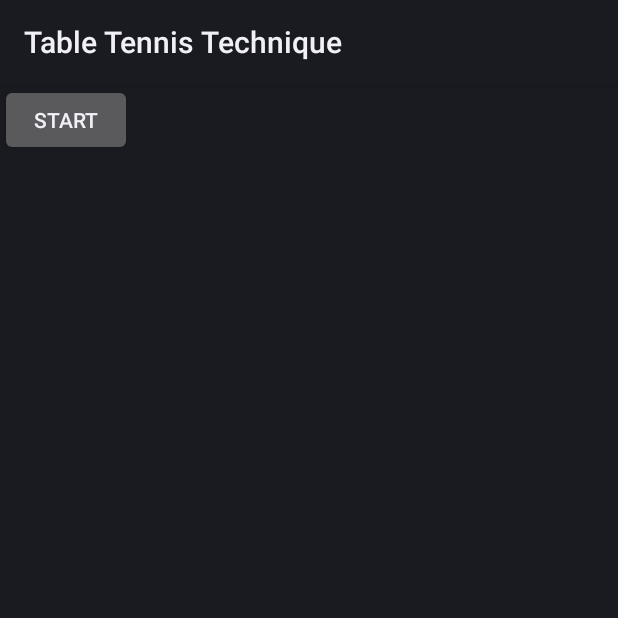
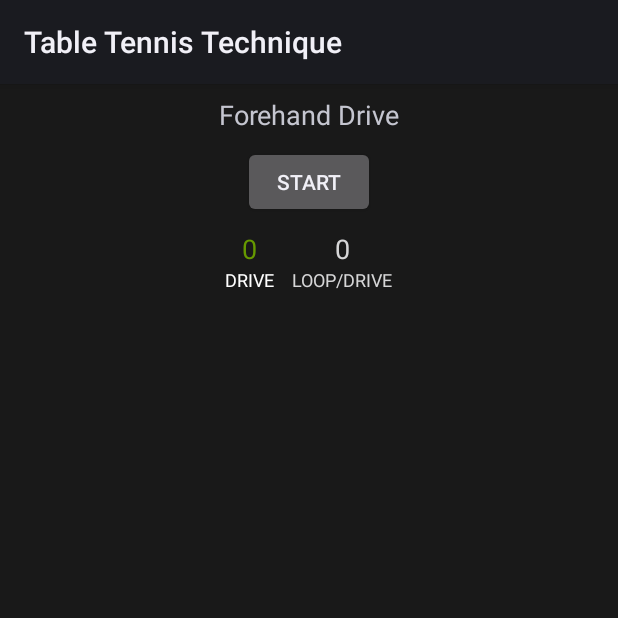
Before and after one commit to Srikanth-AD/AndroidWear-TableTennisTechnique, an Android app: the screen it shows after launch (ForehandDrive before the commit, DetectForwardUpwardMove after it), after a tap on "Forehand Drive", on a phone screen of 412 x 824 dp, the top half of it. Run offline under Robolectric (Android 15) with nearby library versions, the phone set to English and light mode, and no system bars; plain views replace BoxInsetLayout.

Commit message:
Added Forehand Loop, Backhand Loop, Forehand Drive exercises along with respective summaries

```diff
--- a/wear/src/main/AndroidManifest.xml
+++ b/wear/src/main/AndroidManifest.xml
@@ -33,8 +33,7 @@
                 <category android:name="android.intent.category.LAUNCHER" />
             </intent-filter>
         </activity>
-        <activity android:name=".activities.BackhandDrive" />
-        <activity android:name=".activities.ForehandDrive" />
+        <activity android:name=".activities.DetectForwardUpwardMove" />
         <activity android:name=".activities.SummaryActivity"></activity>
     </application>
 
--- a/wear/src/main/java/me/srikanth/myapplication/activities/BackhandDrive.java
+++ b/wear/src/main/java/me/srikanth/myapplication/activities/DetectForwardUpwardMove.java
@@ -12,14 +12,14 @@ import android.support.annotation.Nullable;
 import android.support.v4.app.FragmentActivity;
 import android.util.Log;
 import android.view.WindowManager;
+import android.widget.TextView;
 
 import me.srikanth.myapplication.R;
-import me.srikanth.myapplication.activities.SummaryActivity;
 import me.srikanth.myapplication.fragments.TimerFragment;
 import me.srikanth.myapplication.models.SharedViewModel;
 import me.srikanth.myapplication.helpers.Utils;
 
-public class BackhandDrive extends FragmentActivity {
+public class DetectForwardUpwardMove extends FragmentActivity {
 
     private SensorManager mSensorManager;
     private Sensor mLinearAcceleration;
@@ -30,7 +30,7 @@ public class BackhandDrive extends FragmentActivity {
     float gravityPeak = 0.0f;
     private long accelerationPeakTimestamp = 0;
     private SharedViewModel mModel;
-
+    TextView headingText;
     private static final float GRAVITY_THRESHOLD = 5.4f; // to differentiate forward versus upward movement
     private static final int MIN_LINEAR_ACCELERATION_AT_PEAK = 11; // minimum acceptable peak acceleration during a rep
     private  static final int MAX_LINEAR_ACCELERATION_AT_REST = 3;  // due to normal hand movement, acceleration may never be zero
@@ -39,9 +39,16 @@ public class BackhandDrive extends FragmentActivity {
     @Override
     protected void onCreate(Bundle savedInstanceState) {
         super.onCreate(savedInstanceState);
-        setContentView(R.layout.activity_backhand_drive);
+        setContentView(R.layout.activity_detect_forward_upward_move);
         getWindow().addFlags(WindowManager.LayoutParams.FLAG_KEEP_SCREEN_ON); // @todo add ambient mode support
         mModel = ViewModelProviders.of(this).get(SharedViewModel.class);
+
+        Intent intent = getIntent();
+        mModel.getCurrentExercise().setValue(intent.getExtras().getString("exerciseName"));
+
+
+        headingText = findViewById(R.id.headingText);
+        headingText.setText(mModel.getCurrentExercise().getValue());
 
         resetCountsPerSession();
 
@@ -60,7 +67,6 @@ public class BackhandDrive extends FragmentActivity {
                 if (newTimerModeName != null &&
                         newTimerModeName.equals(TimerFragment.TIMER_MODE_STARTED)) {
                     resetCountsPerSession();
-                    mModel.getCurrentExercise().setValue(SharedViewModel.EXERCISE_BACKHAND_DRIVE);
                 }
 
                 // Started or Resumed
@@ -101,7 +107,6 @@ public class BackhandDrive extends FragmentActivity {
                     i.putExtra("forwardCount", mModel.getForwardCount().getValue());
                     i.putExtra("rescueCount", mModel.getRescueCount().getValue());
 
-                    mModel.getCurrentExercise().setValue(""); // reset
                     startActivity(i);
                 }
             }
@@ -119,7 +124,7 @@ public class BackhandDrive extends FragmentActivity {
 
                 switch (event.sensor.getType()) {
 
-                    case  Sensor.TYPE_GRAVITY:
+                    case Sensor.TYPE_GRAVITY:
                         if (Math.abs(event.values[0]) > gravityPeak) {
                             gravityPeak = Math.abs(event.values[0]);
                         }
--- a/wear/src/main/java/me/srikanth/myapplication/activities/ForehandDrive.java
+++ /dev/null
@@ -1,15 +0,0 @@
-package me.srikanth.myapplication.activities;
-
-import android.os.Bundle;
-import android.support.v4.app.FragmentActivity;
-
-import me.srikanth.myapplication.R;
-
-public class ForehandDrive extends FragmentActivity {
-
-    @Override
-    protected void onCreate(Bundle savedInstanceState) {
-        super.onCreate(savedInstanceState);
-        setContentView(R.layout.activity_forehand_drive);
-    }
-}
--- a/wear/src/main/java/me/srikanth/myapplication/activities/MainActivity.java
+++ b/wear/src/main/java/me/srikanth/myapplication/activities/MainActivity.java
@@ -5,6 +5,7 @@ import android.content.Intent;
 import android.content.res.Resources;
 import android.os.Bundle;
 import android.support.v4.app.FragmentActivity;
+import android.util.Log;
 import android.view.View;
 import android.widget.AdapterView;
 import android.widget.ListView;
@@ -42,15 +43,27 @@ public class MainActivity extends FragmentActivity {
                                     int position, long id) {
 
                 String itemName = parent.getItemAtPosition(position).toString();
+                Log.d("itemName", itemName);
                 switch (itemName) {
                     case "Backhand Drive":
-                        Intent i = new Intent(getApplicationContext(), BackhandDrive.class);
+                        Intent i = new Intent(getApplicationContext(), DetectForwardUpwardMove.class);
+                        i.putExtra("exerciseName", SharedViewModel.EXERCISE_BACKHAND_DRIVE);
                         startActivity(i);
                         break;
                     case "Forehand Drive":
-                        Intent j = new Intent(getApplicationContext(), ForehandDrive.class);
+                        Intent j = new Intent(getApplicationContext(), DetectForwardUpwardMove.class);
+                        j.putExtra("exerciseName", SharedViewModel.EXERCISE_FOREHAND_DRIVE);
                         startActivity(j);
                         break;
+                    case "Backhand Loop":
+                        Intent k = new Intent(getApplicationContext(), DetectForwardUpwardMove.class);
+                        k.putExtra("exerciseName", SharedViewModel.EXERCISE_BACKHAND_LOOP);
+                        startActivity(k);
+                        break;
+                    case "Forehand Loop":
+                        Intent l = new Intent(getApplicationContext(), DetectForwardUpwardMove.class);
+                        l.putExtra("exerciseName", SharedViewModel.EXERCISE_FOREHAND_LOOP);
+                        startActivity(l);
                     default:
                         break;
                 }
--- a/wear/src/main/java/me/srikanth/myapplication/fragments/CountersFragment.java
+++ b/wear/src/main/java/me/srikanth/myapplication/fragments/CountersFragment.java
@@ -12,40 +12,98 @@ import android.view.ViewGroup;
 import android.widget.TextView;
 
 import me.srikanth.myapplication.R;
+import me.srikanth.myapplication.helpers.Utils;
 import me.srikanth.myapplication.models.SharedViewModel;
 
 public class CountersFragment extends Fragment {
 
     private SharedViewModel mModel;
-    TextView forwardCountTextView;
-    TextView rescueCountTextView;
+    TextView stat1LabelTextView;
+    TextView stat1TextView;
+    TextView stat2LabelTextView;
+    TextView stat2TextView;
 
     @Override
     public View onCreateView(LayoutInflater inflater, ViewGroup container,
                              Bundle savedInstanceState) {
 
         View view = inflater.inflate(R.layout.fragment_counters, container, false);
+        mModel = ViewModelProviders.of(getActivity()).get(SharedViewModel.class);
 
-        forwardCountTextView = view.findViewById(R.id.forwardCountTextView);
-        rescueCountTextView = view.findViewById(R.id.rescueCountTextView);
-        mModel = ViewModelProviders.of(getActivity()).get(SharedViewModel.class);
+        stat1TextView = view.findViewById(R.id.stat1);
+        stat1LabelTextView = view.findViewById(R.id.stat1Label);
+        stat2TextView = view.findViewById(R.id.stat2);
+        stat2LabelTextView = view.findViewById(R.id.stat2Label);
+
+        final Observer<String> currentExerciseObserver = new Observer<String>() {
+            @Override
+            public void onChanged(@Nullable String s) {
+
+                switch (s) {
+                    case SharedViewModel.EXERCISE_BACKHAND_DRIVE:
+                        stat1LabelTextView.setText(R.string.drive);
+                        stat2LabelTextView.setText(R.string.rescue);
+                        break;
+
+                    case SharedViewModel.EXERCISE_FOREHAND_DRIVE:
+                        stat1LabelTextView.setText(R.string.drive);
+                        stat2LabelTextView.setText(R.string.loop_drive);
+                        break;
+
+                    case SharedViewModel.EXERCISE_BACKHAND_LOOP:
+                    case SharedViewModel.EXERCISE_FOREHAND_LOOP:
+                        stat1LabelTextView.setText(R.string.loop);
+                        stat2LabelTextView.setText(R.string.loop_drive);
+                        break;
+
+                    default:
+                        break;
+                }
+            }
+        };
 
         final Observer<Integer> forwardCountObserver = new Observer<Integer>() {
             @Override
             public void onChanged(@Nullable final Integer newForwardCount) {
-                Log.d("newForwardCount", newForwardCount + "");
-                forwardCountTextView.setText(String.valueOf(newForwardCount));
+
+                // Backhand or Forehand Drive
+                if (mModel.getCurrentExercise().getValue() != null &&
+                        (mModel.getCurrentExercise().getValue().equals(SharedViewModel.EXERCISE_BACKHAND_DRIVE) ||
+                            mModel.getCurrentExercise().getValue().equals(SharedViewModel.EXERCISE_FOREHAND_DRIVE))) {
+                    stat1TextView.setText(String.valueOf(newForwardCount));
+                }
+
+                // Backhand or Forehand Loop
+                if (mModel.getCurrentExercise().getValue() != null &&
+                        (mModel.getCurrentExercise().getValue().equals(SharedViewModel.EXERCISE_BACKHAND_LOOP) ||
+                                mModel.getCurrentExercise().getValue().equals(SharedViewModel.EXERCISE_FOREHAND_LOOP))) {
+                    stat2TextView.setText(String.valueOf(newForwardCount));
+                }
             }
         };
 
         final Observer<Integer> rescueCountObserver = new Observer<Integer>() {
             @Override
             public void onChanged(@Nullable final Integer newRescueCount) {
-                Log.d("newRescueCount", newRescueCount + "");
-                rescueCountTextView.setText(String.valueOf(newRescueCount));
+
+                // Backhand or Forehand Drive
+                if (mModel.getCurrentExercise().getValue() != null &&
+                        (mModel.getCurrentExercise().getValue().equals(SharedViewModel.EXERCISE_BACKHAND_DRIVE) ||
+                            mModel.getCurrentExercise().getValue().equals(SharedViewModel.EXERCISE_FOREHAND_DRIVE))) {
+                    stat2TextView.setText(String.valueOf(newRescueCount));
+                }
+
+                // Backhand or Forehand Loop
+                if (mModel.getCurrentExercise().getValue() != null &&
+                        (mModel.getCurrentExercise().getValue().equals(SharedViewModel.EXERCISE_BACKHAND_LOOP) ||
+                                mModel.getCurrentExercise().getValue().equals(SharedViewModel.EXERCISE_FOREHAND_LOOP))) {
+                    stat1TextView.setText(String.valueOf(newRescueCount));
+                }
+
             }
         };
 
+        mModel.getCurrentExercise().observe(this, currentExerciseObserver);
         mModel.getForwardCount().observe(this, forwardCountObserver);
         mModel.getRescueCount().observe(this, rescueCountObserver);
 
--- a/wear/src/main/res/layout/activity_backhand_drive.xml
+++ b/wear/src/main/res/layout/activity_detect_forward_upward_move.xml
@@ -24,7 +24,6 @@
                 android:layout_height="30dp"
                 android:layout_alignParentStart="true"
                 android:layout_alignParentTop="true"
-                android:text="@string/backhand_drive"
                 android:textAlignment="center"
                 android:gravity="center_horizontal|center_vertical"
                 android:textAllCaps="false"
--- a/wear/src/main/res/layout/activity_forehand_drive.xml
+++ /dev/null
@@ -1,13 +0,0 @@
-<?xml version="1.0" encoding="utf-8"?>
-<RelativeLayout xmlns:android="http://schemas.android.com/apk/res/android"
-    xmlns:app="http://schemas.android.com/apk/res-auto"
-    xmlns:tools="http://schemas.android.com/tools"
-    android:layout_width="match_parent"
-    android:layout_height="match_parent"
-    tools:context=".activities.ForehandDrive">
-    <fragment
-        android:layout_width="wrap_content"
-        android:layout_height="match_parent"
-        android:id="@+id/timer_fragment"
-        android:name="me.srikanth.myapplication.fragments.TimerFragment" />
-</RelativeLayout>
--- a/wear/src/main/res/layout/fragment_counters.xml
+++ b/wear/src/main/res/layout/fragment_counters.xml
@@ -23,7 +23,7 @@
             android:weightSum="0.5">
 
             <TextView
-                android:id="@+id/forwardCountTextView"
+                android:id="@+id/stat1"
                 android:layout_width="match_parent"
                 android:layout_height="wrap_content"
                 android:textAlignment="center"
@@ -32,10 +32,9 @@
                 android:weightSum="0.5" />
 
             <TextView
-                android:id="@+id/textView3"
+                android:id="@+id/stat1Label"
                 android:layout_width="match_parent"
                 android:layout_height="wrap_content"
-                android:text="@string/forward"
                 android:textAllCaps="true"
                 android:textColor="@android:color/white"
                 android:textSize="12sp"
@@ -50,7 +49,7 @@
             android:weightSum="0.5">
 
             <TextView
-                android:id="@+id/rescueCountTextView"
+                android:id="@+id/stat2"
                 android:layout_width="match_parent"
                 android:layout_height="wrap_content"
                 android:textAlignment="center"
@@ -59,10 +58,9 @@
                 android:weightSum="0.5" />
 
             <TextView
-                android:id="@+id/textView4"
+                android:id="@+id/stat2Label"
                 android:layout_width="match_parent"
                 android:layout_height="wrap_content"
-                android:text="@string/rescue"
                 android:textAllCaps="true"
                 android:textColor="@color/white"
                 android:textSize="12sp"
--- a/wear/src/main/res/values/strings.xml
+++ b/wear/src/main/res/values/strings.xml
@@ -11,11 +11,22 @@
     <string name="active_time">Active Time</string>
     <string name="resume">Resume</string>
     <string name="stop">Stop</string>
+    <string name="drive">Drive</string>
+    <string name="drive_count">Drive count</string>
+    <string name="count">Count</string>
+    <string name="loop">Loop</string>
+    <string name="loop_count">Loop Count</string>
+    <string name="loop_drive">Loop/Drive</string>
+    <string name="loop_drive_count">Loop/Drive Count</string>
     <string name="summary">Summary</string>
     <string name="forward">Forward</string>
+    <string name="forward_count">Forward count</string>
     <string name="rescue">Rescue</string>
+    <string name="rescue_count">Rescue Count</string>
     <string-array name="tabletennis_exercises">
         <item>Backhand Drive</item>
         <item>Forehand Drive</item>
+        <item>Backhand Loop</item>
+        <item>Forehand Loop</item>
     </string-array>
 </resources>
```
Also changed, not shown: wear/src/main/java/me/srikanth/myapplication/activities/SummaryActivity.java (+36 -4 lines), wear/src/main/java/me/srikanth/myapplication/models/SharedViewModel.java (+8 -0 lines), wear/src/main/res/layout/activity_summary.xml (+4 -4 lines).
